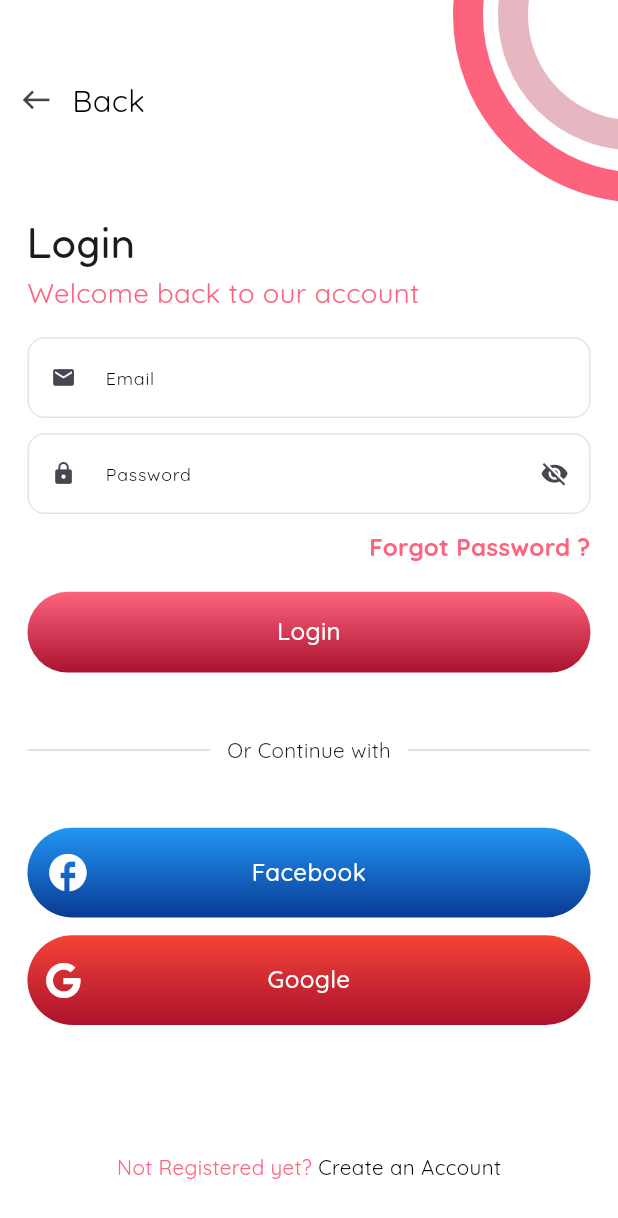
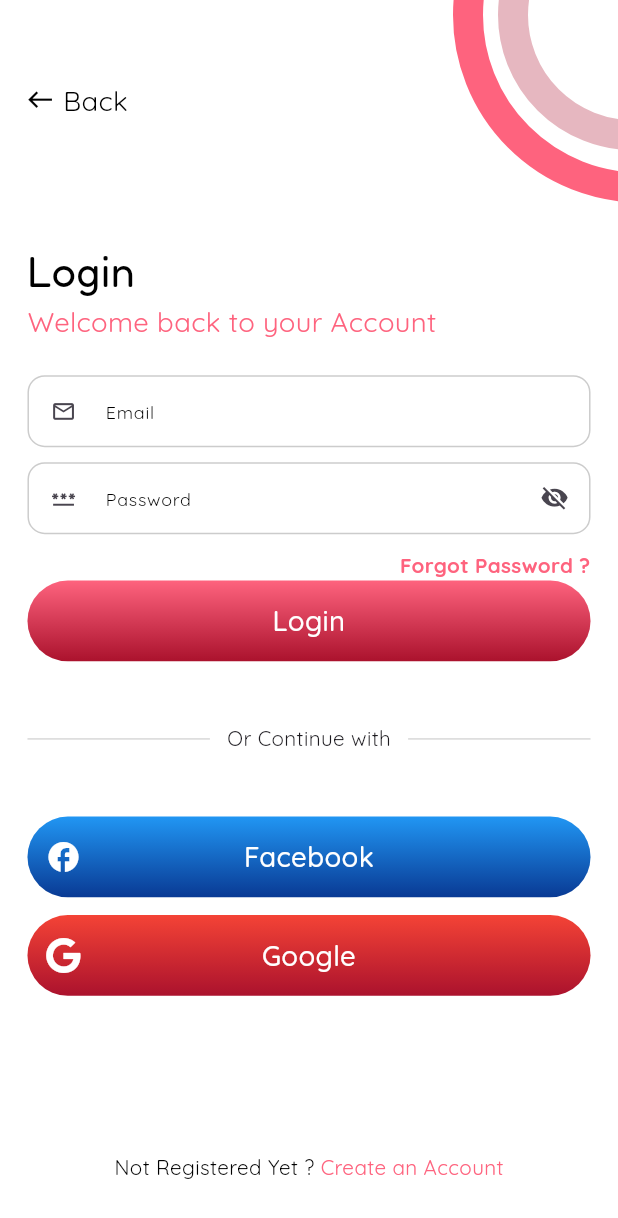
Before and after one commit to Ibtasam-98/artisan-bake-app-ui, a Flutter app: the screen it shows after launch, after a tap on "Continue", on a phone screen of 412 x 824 dp. Shown: the top 1218 px of the screen. Run offline on Flutter 3.47's test engine with Material 3 defaults, Android fonts, the phone set to English and light mode, and no system bars; our stand-ins replace flutter_screenutil, font_awesome_flutter, get, google_fonts.

Commit message:
signup, login screen added

```diff
--- a/lib/views/auth/login_screen.dart
+++ b/lib/views/auth/login_screen.dart
@@ -1,70 +1,60 @@
 import 'package:artisanbakes/config/app_sizedbox.dart';
+import 'package:artisanbakes/config/appcolors.dart';
 import 'package:artisanbakes/views/auth/signup_screen.dart';
 import 'package:artisanbakes/widgets/custom_button.dart';
 import 'package:artisanbakes/widgets/custom_text.dart';
+import 'package:artisanbakes/widgets/custom_textfield.dart';
 import 'package:flutter/material.dart';
 import 'package:flutter_screenutil/flutter_screenutil.dart';
+import 'package:google_fonts/google_fonts.dart';
+import 'package:get/get.dart';
+import '../../widgets/custom_positioned_circle.dart';
 import 'package:font_awesome_flutter/font_awesome_flutter.dart';
-import 'package:get/get.dart';
-import 'package:google_fonts/google_fonts.dart';
-
-import '../../config/appcolors.dart';
-import '../../controller/onboarding_screen_controller.dart';
-import '../../widgets/custom_positioned_stack_circle.dart';
-import '../../widgets/custom_textfield.dart';
 
 class LoginScreen extends StatelessWidget {
-  const LoginScreen({super.key});
+  const LoginScreen ({super.key});
 
   @override
   Widget build(BuildContext context) {
-    final onBoardingScreenController controller =
-    Get.put(onBoardingScreenController());
-    final List<Color> circleColors = [
-      AppColor.green,
-      AppColor.blue,
-      AppColor.primary,
-      AppColor.secondry,
-      AppColor.pink,
-    ];
-    final List<Offset> circlePositions = [
-      const Offset(25, 65),
-      const Offset(80, 400),
-      const Offset(80, 150),
-      const Offset(150, 100),
-      const Offset(25, 200),
-    ];
-
     final emailController = TextEditingController();
     final passwordController = TextEditingController();
+
 
     return Scaffold(
       backgroundColor: AppColor.white,
       body: Stack(
         children: [
           Positioned(
-            top: 36.h,
+            top: 45.h,
+            left: 15.w,
             child: Row(
               children: [
-                IconButton(
-                  icon: Icon(
+                Icon(
                   Icons.west,
-                    size: 18.h,
+                  color: AppColor.black,
+                  size: 16.h,
                 ),
-                  onPressed: () {
-                    Get.back();
-                  },
-                ),
+                AppSizedBox.space5w,
                 CustomText(
+                  textColor: AppColor.black,
                     title: "Back",
-                  textColor: AppColor.black,
-                  fontSize: 18.sp,
+                    fontSize: 16.sp,
                 )
               ],
+            )
           ),
+          CustomPositionedCircle(
+            offset: Offset(-100,-80),
+            size: 180,
+            color:  AppColor.secondry.withOpacity(0.3),
+            borderWidth: 20,
           ),
-          buildPositiondCircle(const Offset(-100, -80), 180, AppColor.secondry.withOpacity(0.3), 20),
-          buildPositiondCircle(const Offset(-140, -115), 250, AppColor.primary, 20),
+          CustomPositionedCircle(
+            offset: Offset(-140,-115),
+            size: 250,
+            color:  AppColor.primary,
+            borderWidth: 20,
+          ),
           Padding(
             padding: EdgeInsets.symmetric(horizontal: 16.w),
             child: Column(
@@ -74,115 +64,114 @@ class LoginScreen extends StatelessWidget {
                 CustomText(
                   title: "Login",
                   fontSize: 25.sp,
+                  textColor: AppColor.black,
                   textStyle: GoogleFonts.fredoka(),
                 ),
                 CustomText(
-                  title: "Welcome back to our account",
+                  title: "Welcome back to your Account",
                   fontSize: 16.sp,
+                  textColor: AppColor.primary,
                   textStyle: GoogleFonts.quicksand(),
-                  textColor: AppColor.primary,
+                  textAlign: TextAlign.start,
                 ),
-                AppSizedBox.space10h,
+                AppSizedBox.space15h,
                 CustomTextField(
                   label: "Email",
                   isPassword: false,
-                  contentPadding: EdgeInsets.all(15),
                   textEditingController: emailController,
-                  icon: Icons.email,
-                  keyboardType: TextInputType.emailAddress,
-                  borderColor: AppColor.black.withOpacity(0.1),
+                  icon: Icons.email_outlined,
+                  borderColor: AppColor.black.withOpacity(0.2),
                 ),
                 CustomTextField(
                   label: "Password",
                   isPassword: true,
                   textEditingController: passwordController,
-                  icon: Icons.lock,
-                  contentPadding: EdgeInsets.all(15),
-                  borderColor: AppColor.black.withOpacity(0.1),
+                  icon: Icons.password,
+                  borderColor: AppColor.black.withOpacity(0.2),
                 ),
                 AppSizedBox.space5h,
                 Align(
                   alignment: Alignment.centerRight,
                   child: CustomText(
                     title: "Forgot Password ?",
-                    fontSize: 14.sp,
+                    fontSize: 12.sp,
+                    textColor: AppColor.primary,
                     textStyle: GoogleFonts.quicksand(),
-                    textColor: AppColor.primary,
-                    textAlign: TextAlign.right,
                     fontWeight: FontWeight.bold,
                   ),
                 ),
-                AppSizedBox.space15h,
                 CustomButton(
-                  onTap: () {},
+                  onTap: (){},
+                  btnWidth: Get.width,
+                    height: 45.h,
                     haveBgColor: true,
+                    useGradient: true,
                     btnTitle: "Login",
                     btnTitleColor: AppColor.white,
                     bgColor: AppColor.primary,
                     borderRadius: 45.r,
-                  btnTitleFontSize: 14.sp,
-                  height: 45.h,
-                  btnWidth: Get.width - 30,
-                  gradient: LinearGradient(
+                  gradient:LinearGradient(
                       end: Alignment.bottomCenter,
                       begin: Alignment.topCenter,
-                      colors: [AppColor.primary, AppColor.secondry]),
+                      colors: [
+                        AppColor.primary,
+                        AppColor.secondry
+                      ]
+                  ),
+                  btnTitleFontSize: 16.sp,
                 ),
                 AppSizedBox.space35h,
-                Align(
-                  alignment: Alignment.center,
-                  child: CustomText(
+                CustomText(
                   title: "Or Continue with",
                   fontSize: 12.sp,
-                      textAlign: TextAlign.center,
                   withLines: true,
-                      // Enable lines
-                      lineColor: AppColor.grey),
+                  lineColor: AppColor.grey,
                 ),
                 AppSizedBox.space35h,
-                Column(
-                  children: [
                 CustomButton(
-                      onTap: () {},
+                  onTap: (){},
+                  btnWidth: Get.width,
+                  height: 45.h,
+                  icon: Icons.facebook,
+                  iconColor: AppColor.white,
                   haveBgColor: true,
+                  useGradient: true,
                   btnTitle: "Facebook",
                   btnTitleColor: AppColor.white,
                   bgColor: AppColor.primary,
                   borderRadius: 45.r,
-                      btnTitleFontSize: 14.sp,
-                      height: 50.h,
-                      icon: Icons.facebook,
-                      iconColor: AppColor.white,
-                      iconSize: 25.h,
-                      btnWidth: Get.width - 30,
-                      gradient: LinearGradient(
+                  gradient:LinearGradient(
                       end: Alignment.bottomCenter,
                       begin: Alignment.topCenter,
-                        colors: [AppColor.blue, AppColor.indigo],
+                      colors: [
+                        AppColor.blue,
+                        AppColor.indigo
+                      ]
                   ),
+                  btnTitleFontSize: 16.sp,
                 ),
                 AppSizedBox.space10h,
                 CustomButton(
-                      onTap: () {},
+                  onTap: (){},
+                  btnWidth: Get.width,
+                  height: 45.h,
+                  icon: FontAwesomeIcons.google,
+                  iconColor: AppColor.white,
                   haveBgColor: true,
+                  useGradient: true,
                   btnTitle: "Google",
                   btnTitleColor: AppColor.white,
                   bgColor: AppColor.primary,
                   borderRadius: 45.r,
-                      btnTitleFontSize: 14.sp,
-                      height: 50.h,
-                      icon: FontAwesomeIcons.google,
-                      iconColor: AppColor.white,
-                      iconSize: 20.h,
-                      btnWidth: Get.width - 30,
-                      gradient: LinearGradient(
+                  gradient:LinearGradient(
                       end: Alignment.bottomCenter,
                       begin: Alignment.topCenter,
-                        colors: [AppColor.red, AppColor.secondry],
+                      colors: [
+                        AppColor.red,
+                        AppColor.secondry
+                      ]
                   ),
-                    ),
-
-                  ],
+                  btnTitleFontSize: 16.sp,
                 ),
               ],
             ),
@@ -191,27 +180,22 @@ class LoginScreen extends StatelessWidget {
             bottom: 30.h,
             left: 0,
             right: 0,
+            child: InkWell(
+              onTap: (){
+                Get.to(SignupScreen());
+              },
               child: Align(
                 alignment: Alignment.bottomCenter,
-              child: InkWell(
-                onTap: (){
-                  Get.to(SignUpScreen());
-                },
                 child: CustomText(
-                  firstText: "Not Registered yet?",
+                  firstText: "Not Registered Yet ?",
                   secondText: " Create an Account",
-                  firstTextColor: AppColor.primary,
-                  secondTextColor: AppColor.black,
-                  fontFamily: 'grenda',
+                  firstTextColor: AppColor.black,
+                  secondTextColor: AppColor.primary,
                   fontSize: 12.sp,
-                  maxLines: 1,
-                  textStyle: GoogleFonts.quicksand(),
-                  textOverflow: TextOverflow.ellipsis,
-                  mainAxisAlignment: MainAxisAlignment.start,
                 ),
               ),
             ),
-          ),
+          )
         ],
       ),
     );
--- a/lib/views/boarding/onboarding_screen.dart
+++ b/lib/views/boarding/onboarding_screen.dart
@@ -7,7 +7,7 @@ import 'package:get/get.dart';
 
 import '../../config/appcolors.dart';
 import '../../controller/onboarding_screen_controller.dart';
-import '../../widgets/custom_positioned_stack_circle.dart';
+import '../../widgets/custom_positioned_circle.dart';
 import '../auth/login_screen.dart';
 
 class OnBoardingScreen extends StatelessWidget {
@@ -36,8 +36,19 @@ class OnBoardingScreen extends StatelessWidget {
       backgroundColor: AppColor.white,
       body: Stack(
         children: [
-          buildPositiondCircle(const Offset(-100,-80),180, AppColor.secondry.withOpacity(0.3), 20),
-          buildPositiondCircle(const Offset(-140,-115),250, AppColor.primary, 20),
+          CustomPositionedCircle(
+              offset: Offset(-100,-80),
+              size: 180,
+              color:  AppColor.secondry.withOpacity(0.3),
+              borderWidth: 20,
+          ),
+          CustomPositionedCircle(
+            offset: Offset(-140,-115),
+            size: 250,
+            color:  AppColor.primary,
+            borderWidth: 20,
+          ),
+
           _buildPositionedImageStack(const Offset(30, 200),160, "assets/cake.png",3, AppColor.pink,130),
           _buildpositionedImageCircle(const Offset(120, 160), "assets/bread.png", 45),
           _buildpositionedImageCircle(const Offset(30, 300), "assets/macroon.png", 80),
@@ -59,7 +70,7 @@ class OnBoardingScreen extends StatelessWidget {
                 AppSizedBox.space10h,
                 CustomText(
                   title: "Lorem ipsum dolor sit amet, consectetur adipiscing elit, sed do eiusmod tempor incididunt ut labore et dolore magna aliqua. Ut enim ad minim veniam",
-                  fontSize: 16.sp,
+                  fontSize: 14.sp,
                   textColor: Colors.black,
                   textAlign: TextAlign.start,
                 ),
@@ -126,8 +137,9 @@ class OnBoardingScreen extends StatelessWidget {
       child: SlideTransition(
           position: controller.slideAnimaiton,
         child: CustomButton(
+          btnWidth: Get.width,
           onTap: (){
-            Navigator.push(context, MaterialPageRoute(builder: (context) => LoginScreen()));
+            Get.to(LoginScreen());
           },
             haveBgColor: true,
             btnTitle: "Continue",
--- /dev/null
+++ b/lib/widgets/custom_positioned_circle.dart
@@ -0,0 +1,35 @@
+import 'package:flutter/material.dart';
+
+class CustomPositionedCircle extends StatelessWidget {
+  Offset offset;
+  double size;
+  Color color;
+  double borderWidth;
+
+  CustomPositionedCircle({
+    required this.offset,
+    required this.size,
+    required this.color,
+    required this.borderWidth
+  });
+
+
+  @override
+  Widget build(BuildContext context) {
+    return Positioned(
+      top: offset.dy,
+      right: offset.dx,
+      child: Container(
+        width: size,
+        height: size,
+        decoration: BoxDecoration(
+          shape: BoxShape.circle,
+          border:Border.all(
+            color: color,
+            width: borderWidth
+          )
+        ),
+      ),
+    );
+  }
+}
--- a/lib/widgets/custom_positioned_stack_circle.dart
+++ /dev/null
@@ -1,20 +0,0 @@
-import 'package:flutter/material.dart';
-
-
-Widget buildPositiondCircle(
-    Offset offset, double size, Color color, double borderWidth) {
-  return Positioned(
-    top: offset.dy,
-    right: offset.dx,
-    child: Container(
-      width: size,
-      height: size,
-      decoration: BoxDecoration(
-          shape: BoxShape.circle,
-          border: Border.all(
-            color: color,
-            width: borderWidth,
-          )),
-    ),
-  );
-}
```
Also changed, not shown: lib/views/auth/signup_screen.dart (+79 -71 lines). Lines whose indentation alone changed are shown as unchanged.
